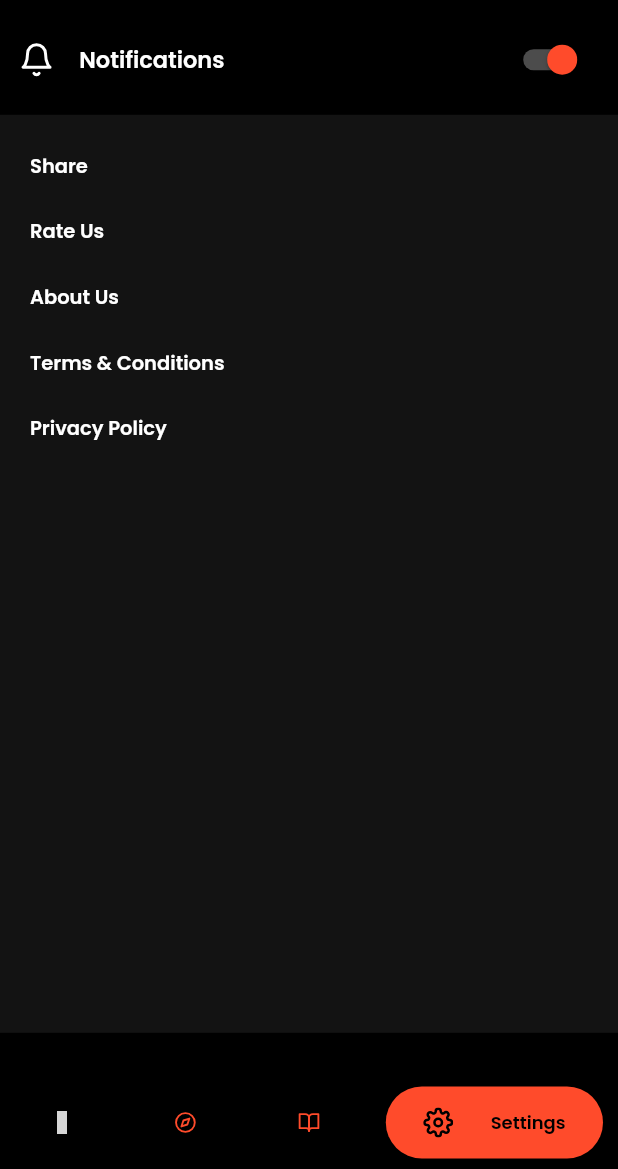
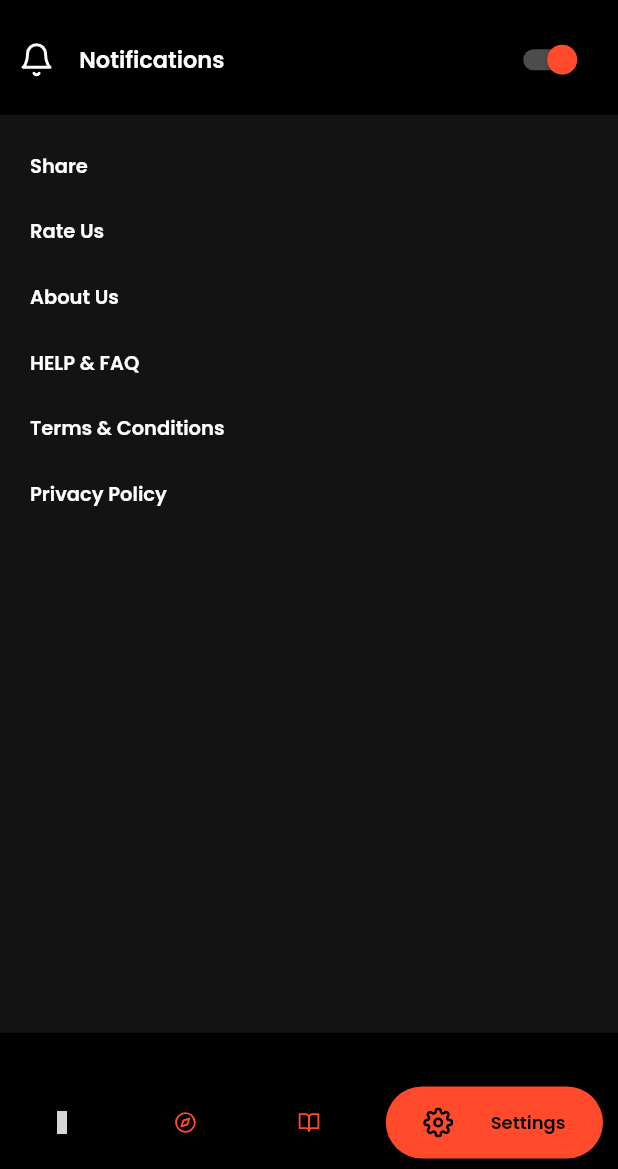
Before and after one commit to Invofinity/Application-1, a Flutter app: the Home screen opened directly, swiped to page 4, on a phone screen of 412 x 824 dp, the part 67-1236 px from its top. Run offline on Flutter 3.47's test engine with Material 2 defaults, Android fonts, the light colour scheme and no system bars; drawn by our look-alikes of bubble_bottom_bar; our stand-ins replace carousel_slider, connectivity, firebase_messaging, flutter_icons, permission_handler, share and 2 more; accounts and stored records are empty; network calls fail; grey boxes are pictures that could not be loaded.

Commit message:
help faq

```diff
--- a/lib/pages/settings.dart
+++ b/lib/pages/settings.dart
@@ -218,6 +218,29 @@ class _SettingsState extends State<Settings> {
                       GestureDetector(
                         onTap: () {
                           Navigator.push(context,
+                              MaterialPageRoute(builder: (context) => Help()));
+                        },
+                        child: Container(
+                          child: Row(
+                            crossAxisAlignment: CrossAxisAlignment.center,
+                            children: [
+                              SizedBox(width: 20),
+                              Text('HELP & FAQ',
+                                  style: TextStyle(
+                                      fontFamily: 'PoppinsSemiBold',
+                                      fontSize: 13,
+                                      color: txtColor),
+                                  overflow: TextOverflow.visible),
+                            ],
+                          ),
+                        ),
+                      ),
+                      SizedBox(
+                        height: size.height * 0.03,
+                      ),
+                      GestureDetector(
+                        onTap: () {
+                          Navigator.push(context,
                               MaterialPageRoute(builder: (context) => Terms()));
                         },
                         child: Container(
--- a/lib/splashscreen.dart
+++ b/lib/splashscreen.dart
@@ -1,12 +1,7 @@
 import 'dart:async';
 import 'package:News_App/main.dart';
-<<<<<<< HEAD
 
 import 'package:News_App/screens/Welcome/welcome_screen.dart';
-
-=======
-import 'package:News_App/screens/Welcome/welcome_screen.dart';
->>>>>>> f5c57749ca85553ec1c215847af45ac8339bfd90
 import 'package:flutter/material.dart';
 import 'package:shared_preferences/shared_preferences.dart';
 
```
